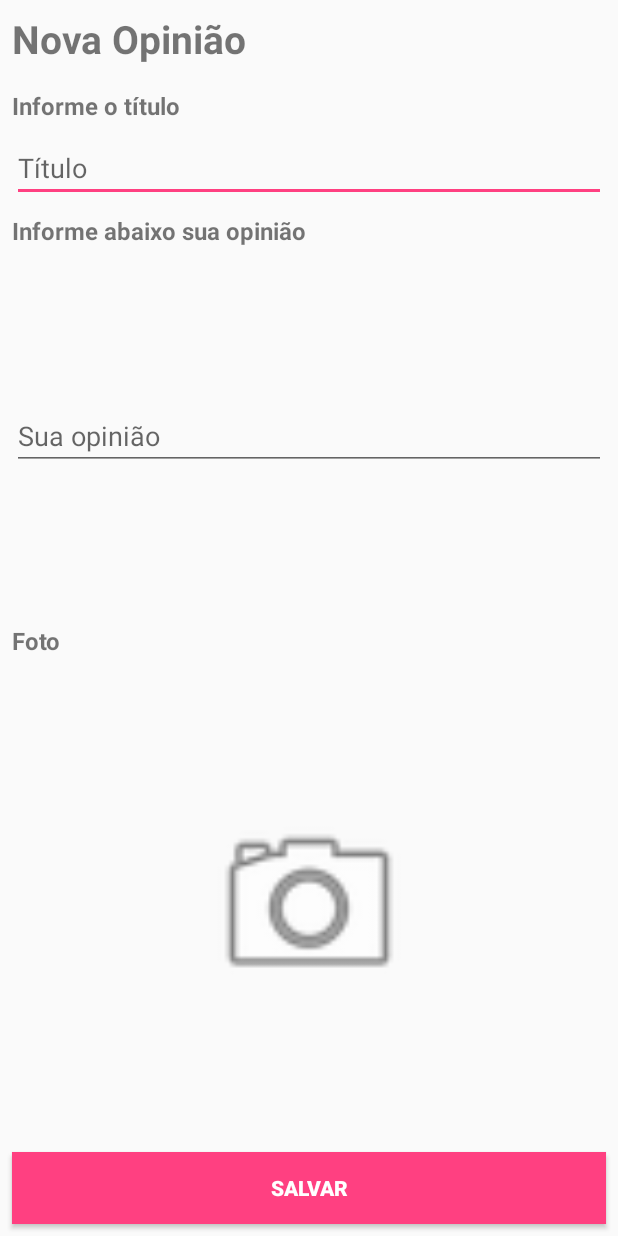
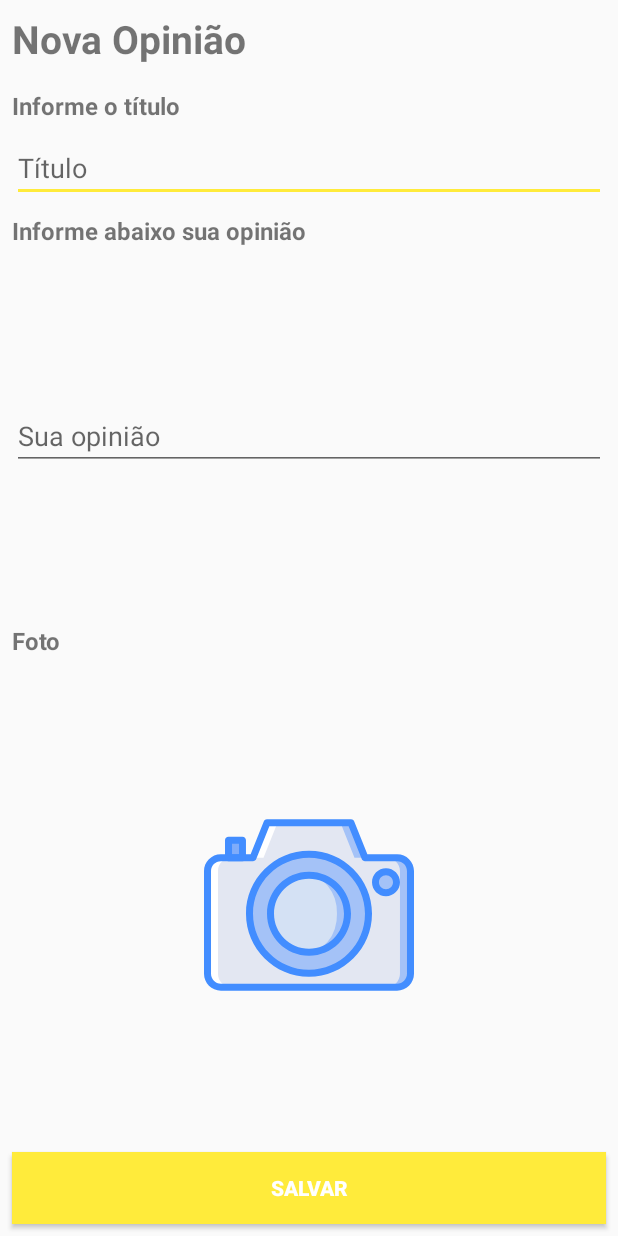
Before and after one commit to ronanlima/IesbAndroid1, an Android app: the layout fragment_form.xml on its own in the app's theme, with its tools: preview values and no code run, on a phone screen of 412 x 824 dp. Run offline under Robolectric (Android 15) with nearby library versions, the phone set to English and light mode, and no system bars.

Commit message:
Exercícios Aula 10 - Item 10.6

```diff
--- a/app/src/main/AndroidManifest.xml
+++ b/app/src/main/AndroidManifest.xml
@@ -17,7 +17,7 @@
         android:label="@string/app_name"
         android:roundIcon="@mipmap/ic_launcher_new_round"
         android:supportsRtl="true"
-        android:theme="@style/AppTheme">
+        android:theme="@style/AppTheme.NoActionBar">
         <activity android:name=".MainActivity">
             <intent-filter>
                 <action android:name="android.intent.action.MAIN" />
--- /dev/null
+++ b/app/src/main/res/drawable/drawer_item_color.xml
@@ -0,0 +1,5 @@
+<?xml version="1.0" encoding="utf-8"?>
+<selector xmlns:android="http://schemas.android.com/apk/res/android">
+    <item android:color="@color/branco" android:state_checked="true" />
+    <item android:color="@color/background" />
+</selector>
--- /dev/null
+++ b/app/src/main/res/drawable/ic_add_note.xml
@@ -0,0 +1,5 @@
+<vector xmlns:android="http://schemas.android.com/apk/res/android" android:width="24dp"
+    android:height="24dp" android:viewportHeight="682.6667" android:viewportWidth="682.0">
+    <path android:fillColor="#FF000000" android:pathData="m576.9,490.3h-158.7c-5.9,0 -10.7,4.8 -10.7,10.7 0,5.9 4.8,10.7 10.7,10.7h158.7c18.1,0.2 33,-14.3 33.3,-32.4v-319.5c0,-2.6 -0.9,-5 -2.6,-7l-110.7,-128.1c-2,-2.3 -5,-3.7 -8.1,-3.7h-240c-18.1,-0.2 -33,14.3 -33.3,32.4v255.6c0,5.9 4.8,10.7 10.7,10.7 5.9,0 10.7,-4.8 10.7,-10.7v-255.6c0.3,-6.4 5.6,-11.3 11.9,-11.1h221.9l0.8,112.2c0.1,14.6 12,26.4 26.7,26.5h90.7v298.2c-0.3,6.4 -5.6,11.3 -11.9,11.1zM492.8,154.3 L492.1,51.8 585.3,159.7h-87.1c-2.9,0 -5.3,-2.4 -5.3,-5.3zM492.8,154.3"/>
+    <path android:fillColor="#FF000000" android:pathData="m199.5,661h53.3c14.7,0 26.7,-11.9 26.7,-26.7v-80h80c14.7,0 26.7,-11.9 26.7,-26.7v-53.3c0,-14.7 -11.9,-26.7 -26.7,-26.7h-80v-80c0,-14.7 -11.9,-26.7 -26.7,-26.7h-53.3c-14.7,0 -26.7,11.9 -26.7,26.7v80h-80c-14.7,0 -26.7,11.9 -26.7,26.7v53.3c0,14.7 11.9,26.7 26.7,26.7h80v80c0,14.7 11.9,26.7 26.7,26.7zM87.5,527.7v-53.3c0,-2.9 2.4,-5.3 5.3,-5.3h90.7c5.9,0 10.7,-4.8 10.7,-10.7v-90.7c0,-2.9 2.4,-5.3 5.3,-5.3h53.3c2.9,0 5.3,2.4 5.3,5.3v90.7c0,5.9 4.8,10.7 10.7,10.7h90.7c2.9,0 5.3,2.4 5.3,5.3v53.3c0,2.9 -2.4,5.3 -5.3,5.3h-90.7c-5.9,0 -10.7,4.8 -10.7,10.7v90.7c0,2.9 -2.4,5.3 -5.3,5.3h-53.3c-2.9,0 -5.3,-2.4 -5.3,-5.3v-90.7c0,-5.9 -4.8,-10.7 -10.7,-10.7h-90.7c-2.9,0 -5.3,-2.4 -5.3,-5.3zM87.5,527.7"/>
+</vector>
--- /dev/null
+++ b/app/src/main/res/drawable/ic_camera.xml
@@ -0,0 +1,56 @@
+<vector xmlns:android="http://schemas.android.com/apk/res/android" xmlns:aapt="http://schemas.android.com/aapt"
+    android:width="24dp" android:height="24dp"
+    android:viewportHeight="512.0" android:viewportWidth="512.0">
+    <path android:fillColor="#A4C2F7" android:pathData="M471.1,140.8h-78.5L358.4,55.5H238.9v401.1h231.8c18.1,0 32.7,-14.6 32.7,-32.7V173.2c0,-8.6 -3.4,-16.8 -9.5,-22.9C487.9,144.2 479.6,140.8 471.1,140.8z"/>
+    <path android:fillColor="#7FACFA" android:pathData="M59.7,98.1h34.1v42.7h-34.1z"/>
+    <path android:fillColor="#FFFFFF" android:pathData="M40.9,140.8h78.5L153.6,55.5h119.5v401.1H41.2c-18.1,0 -32.7,-14.6 -32.7,-32.7V173.2c0,-8.6 3.4,-16.8 9.5,-22.9S32.4,140.8 40.9,140.8z"/>
+    <path android:fillColor="#E3E7F2" android:pathData="M366.9,140.8L332.8,55.5H179.2L145.1,140.8H66.5c-17.9,0 -32.4,14.5 -32.4,32.4v250.6c0,8.7 3.4,17 9.6,23.1c6.1,6.1 14.5,9.6 23.1,9.6h378.3c8.7,0 17,-3.4 23.1,-9.6c6.1,-6.1 9.6,-14.5 9.6,-23.1V173.2c0,-8.6 -3.4,-16.8 -9.5,-22.9c-6.1,-6.1 -14.3,-9.5 -22.9,-9.5H366.9z"/>
+    <path android:fillColor="#A4C2F7" android:pathData="M256,277.3m-145.1,0a145.1,145.1 0,1 1,290.1 0a145.1,145.1 0,1 1,-290.1 0"/>
+    <path android:fillColor="#A4C2F7" android:pathData="M256,277.3m-93.9,0a93.9,93.9 0,1 1,187.7 0a93.9,93.9 0,1 1,-187.7 0"/>
+    <path android:pathData="M162.1,277.3a81.1,93.9 0,1 0,162.1 0a81.1,93.9 0,1 0,-162.1 0z">
+        <aapt:attr name="android:fillColor">
+            <gradient android:endX="-3961197.9704328123"
+                android:endY="-6.2492393721851565E7"
+                android:startX="-4024702.3416828127"
+                android:startY="-6.255589984453125E7" android:type="linear">
+                <item android:color="#FFD4E1F4" android:offset="0.0"/>
+                <item android:color="#FFD4E1F4" android:offset="0.1717"/>
+                <item android:color="#FFD4E1F4" android:offset="0.2"/>
+                <item android:color="#FFDAE4F4" android:offset="0.2001"/>
+                <item android:color="#FFEBEBF4" android:offset="0.2007"/>
+                <item android:color="#FFF6F1F4" android:offset="0.2014"/>
+                <item android:color="#FFFDF4F4" android:offset="0.2023"/>
+                <item android:color="#FFFFF5F4" android:offset="0.205"/>
+                <item android:color="#FFFFF5F4" android:offset="0.2522"/>
+                <item android:color="#FFFFF5F4" android:offset="0.26"/>
+                <item android:color="#FFD4E1F4" android:offset="0.26"/>
+                <item android:color="#FFD4E1F4" android:offset="0.3974"/>
+                <item android:color="#FFD4E1F4" android:offset="0.42"/>
+                <item android:color="#FFDAE4F4" android:offset="0.4201"/>
+                <item android:color="#FFEBEBF4" android:offset="0.4207"/>
+                <item android:color="#FFF6F1F4" android:offset="0.4214"/>
+                <item android:color="#FFFDF4F4" android:offset="0.4223"/>
+                <item android:color="#FFFFF5F4" android:offset="0.425"/>
+                <item android:color="#FFFFF5F4" android:offset="0.4894"/>
+                <item android:color="#FFFFF5F4" android:offset="0.5"/>
+                <item android:color="#FFF9F2F4" android:offset="0.5"/>
+                <item android:color="#FFE8EBF4" android:offset="0.5001"/>
+                <item android:color="#FFDDE5F4" android:offset="0.5003"/>
+                <item android:color="#FFD6E2F4" android:offset="0.5005"/>
+                <item android:color="#FFD4E1F4" android:offset="0.501"/>
+                <item android:color="#FFD4E1F4" android:offset="0.7062"/>
+                <item android:color="#FFD4E1F4" android:offset="0.74"/>
+                <item android:color="#FFFFF5F4" android:offset="0.741"/>
+                <item android:color="#FFFFF5F4" android:offset="0.8346"/>
+                <item android:color="#FFFFF5F4" android:offset="0.85"/>
+                <item android:color="#FFD4E1F4" android:offset="0.851"/>
+            </gradient>
+        </aapt:attr>
+    </path>
+    <path android:fillColor="#A4C2F7" android:pathData="M443.7,200.5m-25.6,0a25.6,25.6 0,1 1,51.2 0a25.6,25.6 0,1 1,-51.2 0"/>
+    <path android:fillColor="#428DFF" android:pathData="M470.8,465.1H41.2C18.5,465 0,446.6 0,423.8V173.2c0,-22.6 18.3,-40.9 41,-41h72.7L145.7,52.3c1.3,-3.2 4.4,-5.4 7.9,-5.4h204.8c3.5,0 6.6,2.1 7.9,5.4l32,80h72.7c22.6,0 40.9,18.3 41,41v250.6C512,446.6 493.5,465 470.8,465.1zM41,149.3c-13.2,0 -23.9,10.7 -23.9,23.9v250.6C17.1,437.2 27.9,448 41.2,448h429.5c13.3,-0 24.2,-10.8 24.2,-24.2V173.2c-0,-13.2 -10.7,-23.9 -23.9,-23.9h-78.5c-3.5,-0 -6.6,-2.1 -7.9,-5.4L352.6,64h-193.3l-32,80c-1.3,3.2 -4.4,5.4 -7.9,5.4H41z"/>
+    <path android:fillColor="#428DFF" android:pathData="M256,430.9c-84.8,0 -153.6,-68.8 -153.6,-153.6s68.8,-153.6 153.6,-153.6s153.6,68.8 153.6,153.6C409.5,362.1 340.8,430.8 256,430.9zM256,140.8c-75.4,0 -136.5,61.1 -136.5,136.5S180.6,413.9 256,413.9s136.5,-61.1 136.5,-136.5C392.4,202 331.4,140.9 256,140.8z"/>
+    <path android:fillColor="#428DFF" android:pathData="M256,379.7c-56.6,0 -102.4,-45.8 -102.4,-102.4s45.8,-102.4 102.4,-102.4s102.4,45.8 102.4,102.4C358.3,333.9 312.5,379.7 256,379.7L256,379.7zM256,192c-47.1,0 -85.3,38.2 -85.3,85.3s38.2,85.3 85.3,85.3s85.3,-38.2 85.3,-85.3C341.3,230.2 303.1,192.1 256,192z"/>
+    <path android:fillColor="#428DFF" android:pathData="M93.9,149.3H59.7c-2.3,0 -4.4,-0.9 -6,-2.5c-1.6,-1.6 -2.5,-3.8 -2.5,-6V98.1c-0,-2.3 0.9,-4.4 2.5,-6c1.6,-1.6 3.8,-2.5 6,-2.5h34.1c2.3,-0 4.4,0.9 6,2.5c1.6,1.6 2.5,3.8 2.5,6V140.8c0,2.3 -0.9,4.4 -2.5,6C98.3,148.4 96.1,149.3 93.9,149.3L93.9,149.3zM68.3,132.3h17.1v-25.6H68.3V132.3z"/>
+    <path android:fillColor="#428DFF" android:pathData="M443.7,234.7c-18.9,0 -34.1,-15.3 -34.1,-34.1s15.3,-34.1 34.1,-34.1c18.9,0 34.1,15.3 34.1,34.1C477.8,219.4 462.6,234.6 443.7,234.7L443.7,234.7zM443.7,183.5c-9.4,0 -17.1,7.6 -17.1,17.1c0,9.4 7.6,17.1 17.1,17.1c9.4,0 17.1,-7.6 17.1,-17.1C460.8,191.1 453.2,183.5 443.7,183.5z"/>
+</vector>
--- a/app/src/main/res/layout/activity_main.xml
+++ b/app/src/main/res/layout/activity_main.xml
@@ -20,9 +20,11 @@
         android:layout_width="match_parent"
         android:layout_height="wrap_content"
         android:background="@color/colorPrimaryDark"
-        app:menu="@menu/bottom_menu"
+        app:itemIconTint="@drawable/drawer_item_color"
+        app:itemTextColor="@drawable/drawer_item_color"
         app:layout_constraintBottom_toBottomOf="parent"
         app:layout_constraintEnd_toEndOf="parent"
-        app:layout_constraintStart_toStartOf="parent" />
+        app:layout_constraintStart_toStartOf="parent"
+        app:menu="@menu/bottom_menu" />
 
 </android.support.constraint.ConstraintLayout>
--- a/app/src/main/res/layout/fragment_form.xml
+++ b/app/src/main/res/layout/fragment_form.xml
@@ -86,7 +86,7 @@
         android:id="@+id/iv_camera"
         android:layout_width="140dp"
         android:layout_height="140dp"
-        android:background="@android:drawable/ic_menu_camera"
+        android:background="@drawable/ic_camera"
         app:layout_constraintBottom_toTopOf="@id/bt_salvar"
         app:layout_constraintEnd_toEndOf="parent"
         app:layout_constraintStart_toStartOf="parent"
--- a/app/src/main/res/menu/bottom_menu.xml
+++ b/app/src/main/res/menu/bottom_menu.xml
@@ -4,14 +4,14 @@
 
     <item
         android:id="@+id/action_new_item"
-        android:icon="@drawable/iconmenu_new"
+        android:icon="@drawable/ic_add_note"
         android:orderInCategory="1"
         android:title="@string/new_item"
         app:showAsAction="always" />
 
     <item
         android:id="@+id/action_list_item"
-        android:icon="@drawable/iconmenu_list"
+        android:icon="@drawable/ic_list"
         android:orderInCategory="2"
         android:title="@string/list_item"
         app:showAsAction="always" />
--- a/app/src/main/res/values/colors.xml
+++ b/app/src/main/res/values/colors.xml
@@ -1,8 +1,12 @@
 <?xml version="1.0" encoding="utf-8"?>
 <resources>
-    <color name="colorPrimary">#3F51B5</color>
-    <color name="colorPrimaryDark">#303F9F</color>
-    <color name="colorAccent">#FF4081</color>
+    <color name="colorPrimary">#673AB7</color>
+    <color name="colorPrimaryDark">#512DA8</color>
+    <color name="colorPrimaryLight">#D1C4E9</color>
+    <color name="colorAccent">#FFEB3B</color>
+    <color name="colorPrimaryText">#212121</color>
+    <color name="colorSecondaryText">#757575</color>
+    <color name="colorDivider">#BDBDBD</color>
     <color name="background">#F9F9F9</color>
     <color name="branco">#fff</color>
 </resources>
--- a/app/src/main/res/values/styles.xml
+++ b/app/src/main/res/values/styles.xml
@@ -8,6 +8,11 @@
         <item name="colorAccent">@color/colorAccent</item>
     </style>
 
+    <style name="AppTheme.NoActionBar" parent="AppTheme">
+        <item name="windowNoTitle">true</item>
+        <item name="windowActionBar">false</item>
+    </style>
+
     <style name="CustomDialog" parent="Theme.AppCompat.Dialog">
         <item name="windowNoTitle">true</item>
     </style>
```
Also changed, not shown: app/src/main/res/drawable/ic_list.xml (added, +9 -0 lines).
